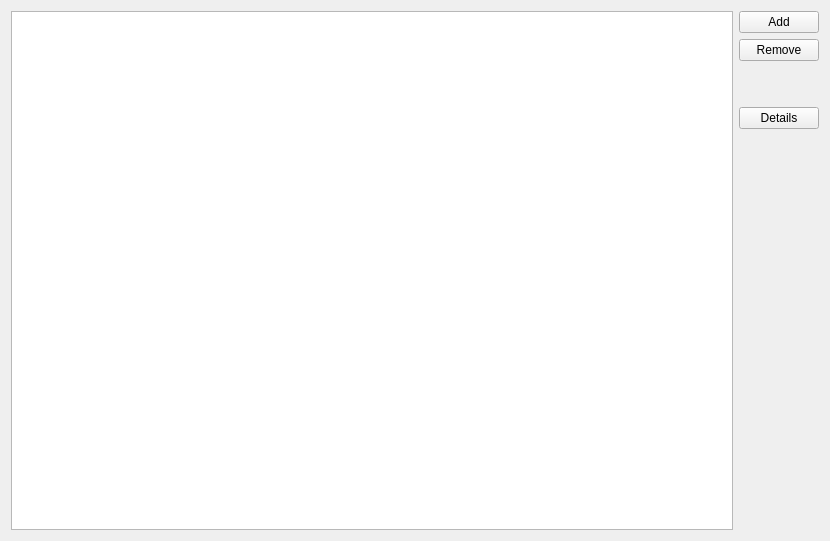
First picture: the form in src/ui/skeletons/form_repository_table.ui, repository 132nd-etcher/EASI, before the edit.
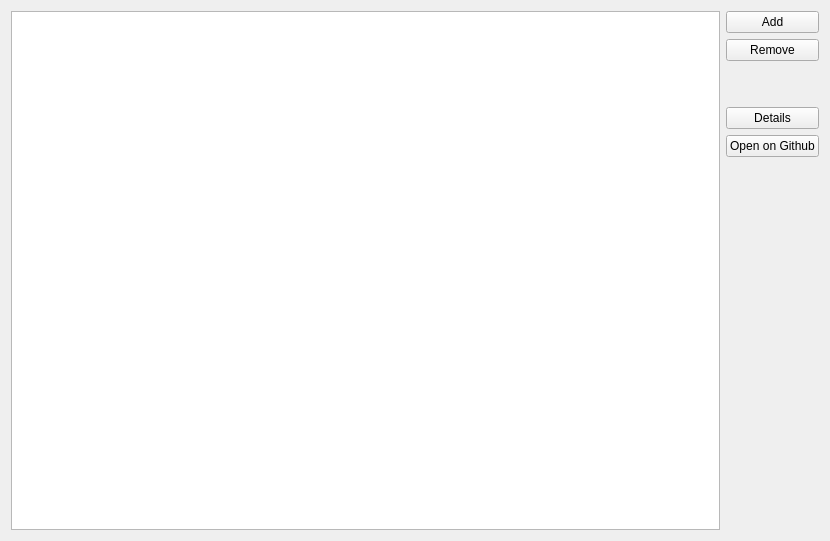
Second picture: the form after the edit.

Commit message: added repo show on Github

Diff of the .ui file:
```diff
--- a/src/ui/skeletons/form_repository_table.ui
+++ b/src/ui/skeletons/form_repository_table.ui
@@ -56,6 +56,13 @@
        </property>
       </widget>
      </item>
+     <item>
+      <widget class="QPushButton" name="btn_open_on_gh">
+       <property name="text">
+        <string>Open on Github</string>
+       </property>
+      </widget>
+     </item>
      <item>
       <spacer name="verticalSpacer">
        <property name="orientation">
```
The commit also changes 2 other files.
